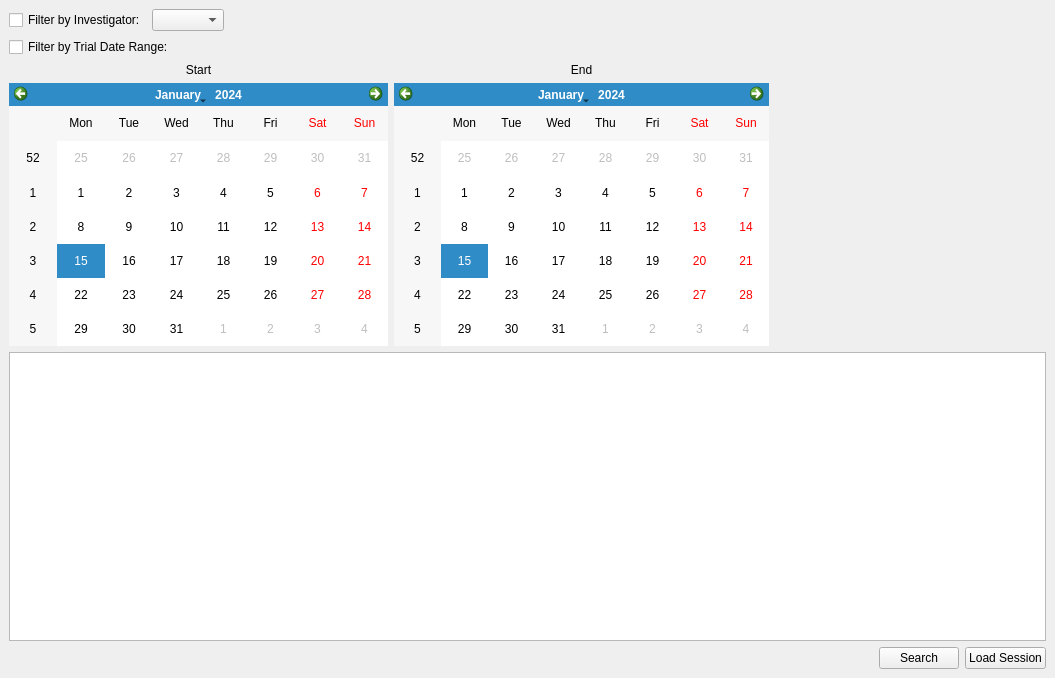
The window that src/db/sessionWindow.ui (neuroethology/bento) describes before a commit, drawn with Qt 5.
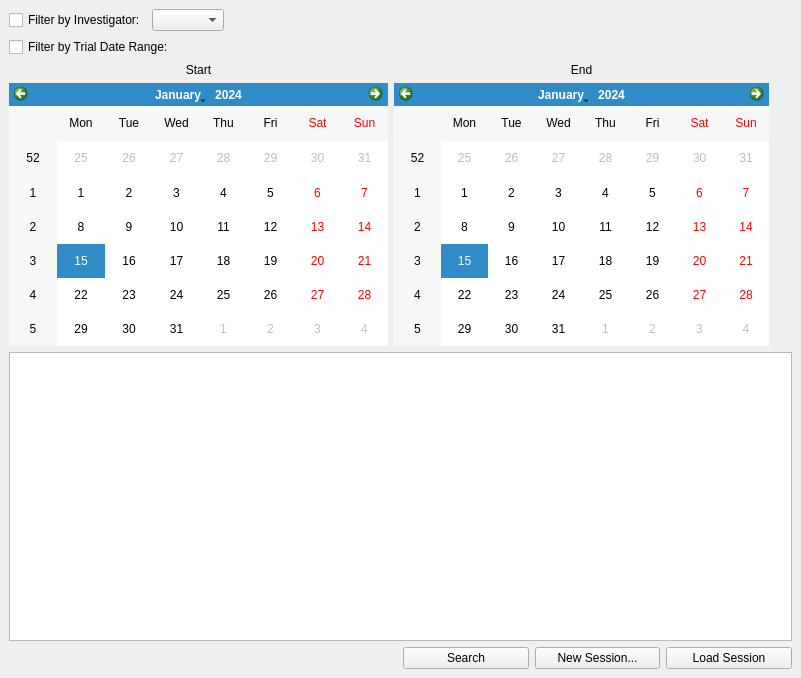
The same window after the commit.

```diff
--- a/src/db/sessionWindow.ui
+++ b/src/db/sessionWindow.ui
@@ -6,7 +6,7 @@
    <rect>
     <x>0</x>
     <y>0</y>
-    <width>1055</width>
+    <width>801</width>
     <height>678</height>
    </rect>
   </property>
@@ -15,31 +15,6 @@
   </property>
   <widget class="QWidget" name="experimentDockWidgetContents">
    <layout class="QGridLayout" name="gridLayout" rowstretch="0,0,0,0,1,0">
-    <item row="4" column="0" colspan="4">
-     <widget class="QTableView" name="sessionsTableView">
-      <attribute name="horizontalHeaderStretchLastSection">
-       <bool>true</bool>
-      </attribute>
-     </widget>
-    </item>
-    <item row="5" column="3">
-     <layout class="QHBoxLayout" name="pushButtonsHorizontalLayout">
-      <item>
-       <widget class="QPushButton" name="searchPushButton">
-        <property name="text">
-         <string>Search</string>
-        </property>
-       </widget>
-      </item>
-      <item>
-       <widget class="QPushButton" name="loadPushButton">
-        <property name="text">
-         <string>Load Session</string>
-        </property>
-       </widget>
-      </item>
-     </layout>
-    </item>
     <item row="2" column="0" colspan="2">
      <layout class="QGridLayout" name="dateRangeGridLayout">
       <item row="2" column="0">
@@ -131,6 +106,41 @@
       </item>
      </layout>
     </item>
+    <item row="5" column="1">
+     <layout class="QHBoxLayout" name="pushButtonsHorizontalLayout">
+      <item>
+       <widget class="QPushButton" name="searchPushButton">
+        <property name="text">
+         <string>Search</string>
+        </property>
+       </widget>
+      </item>
+      <item>
+       <widget class="QPushButton" name="newSessionPushButton">
+        <property name="text">
+         <string>New Session...</string>
+        </property>
+       </widget>
+      </item>
+      <item>
+       <widget class="QPushButton" name="loadPushButton">
+        <property name="text">
+         <string>Load Session</string>
+        </property>
+       </widget>
+      </item>
+     </layout>
+    </item>
+    <item row="4" column="0" colspan="2">
+     <widget class="QTableView" name="sessionsTableView">
+      <attribute name="horizontalHeaderDefaultSectionSize">
+       <number>60</number>
+      </attribute>
+      <attribute name="horizontalHeaderStretchLastSection">
+       <bool>true</bool>
+      </attribute>
+     </widget>
+    </item>
    </layout>
   </widget>
  </widget>
```
